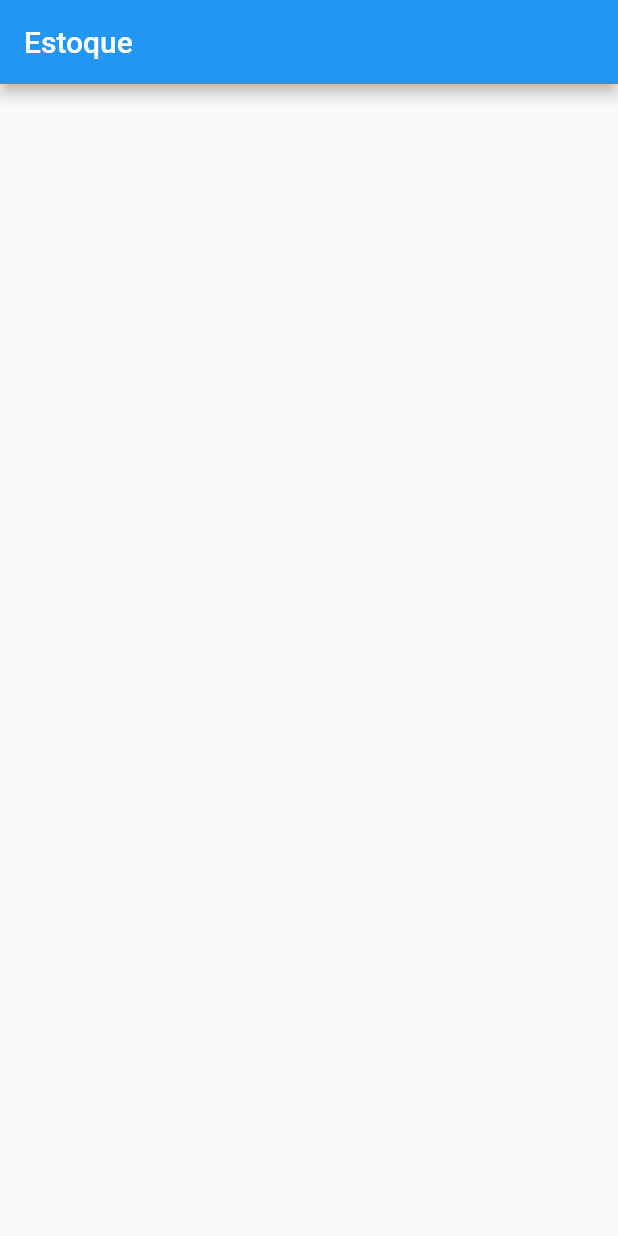
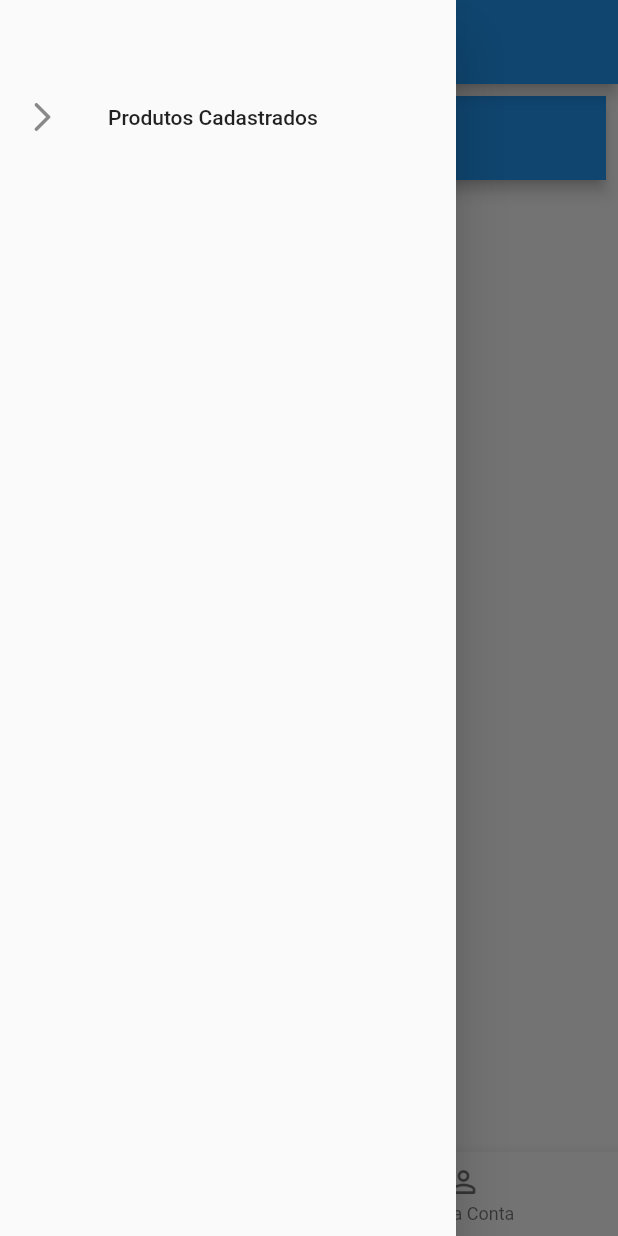
Before and after one commit to WelaineDantas/teste_flutter_api, a Flutter app: the screen it shows after launch, with the side drawer open (before the commit the screen has no drawer), on a phone screen of 412 x 824 dp. Run offline on Flutter 3.47's test engine with Material 2 defaults, Android fonts, the phone set to English and light mode, and no system bars; our stand-ins replace flutter_spinkit.

Commit message:
adicionado menu inferior

```diff
--- a/lib/home_page.dart
+++ b/lib/home_page.dart
@@ -1,13 +1,54 @@
 import 'package:flutter/material.dart';
+import 'package:teste_flutter_api/produtos_cadastrados.dart';
 
-class HomePage extends StatelessWidget {
+class HomePage extends StatefulWidget {
+  @override
+  _HomePageState createState() => _HomePageState();
+}
+
+class _HomePageState extends State<HomePage> {
+  int _indiceAtual = 0;
+
   @override
   Widget build(BuildContext context) {
+    List<Widget> telas = [
+      ProdutosCadastrados(),
+    ];
+
     return Scaffold(
       appBar: AppBar(
         title: Text("Estoque"),
       ),
-      body: Container(),
+      drawer: Drawer(
+        child: Padding(
+          padding: const EdgeInsets.only(top: 50),
+          child: ListTile(
+            leading: Icon(Icons.arrow_forward_ios_rounded),
+            title: Text("Produtos Cadastrados"),
+            onTap: () => Navigator.pushNamed(context, "PRODUTOSCADASTRADOS"),
+          ),
+        ),
+      ),
+      body: Container(
+        padding: EdgeInsets.all(8.0),
+        child: telas[_indiceAtual],
+      ),
+      bottomNavigationBar: BottomNavigationBar(
+        currentIndex: _indiceAtual,
+        onTap: (indice) {
+          setState(() {
+            _indiceAtual = indice;
+          });
+        },
+        items: [
+          BottomNavigationBarItem(
+            icon: Icon(Icons.home),
+            label: "Início",
+          ),
+          BottomNavigationBarItem(
+              icon: Icon(Icons.person_outline_rounded), label: "Minha Conta"),
+        ],
+      ),
     );
   }
 }
```
